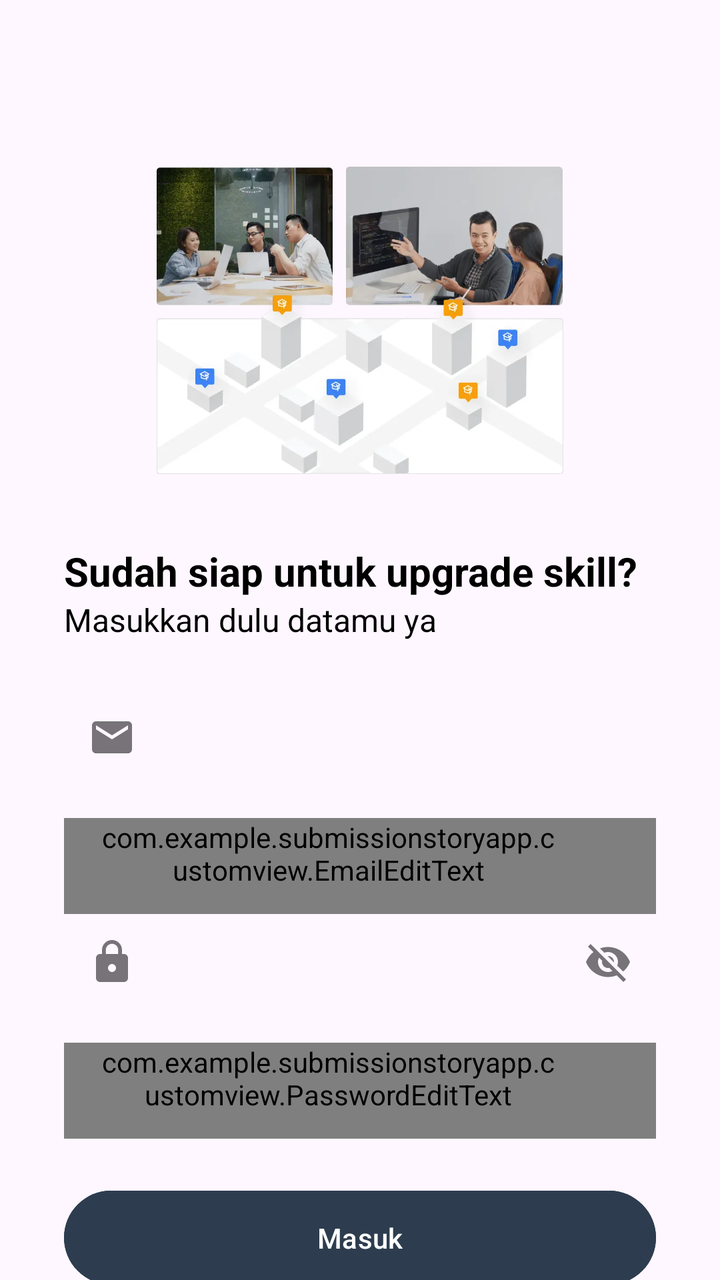
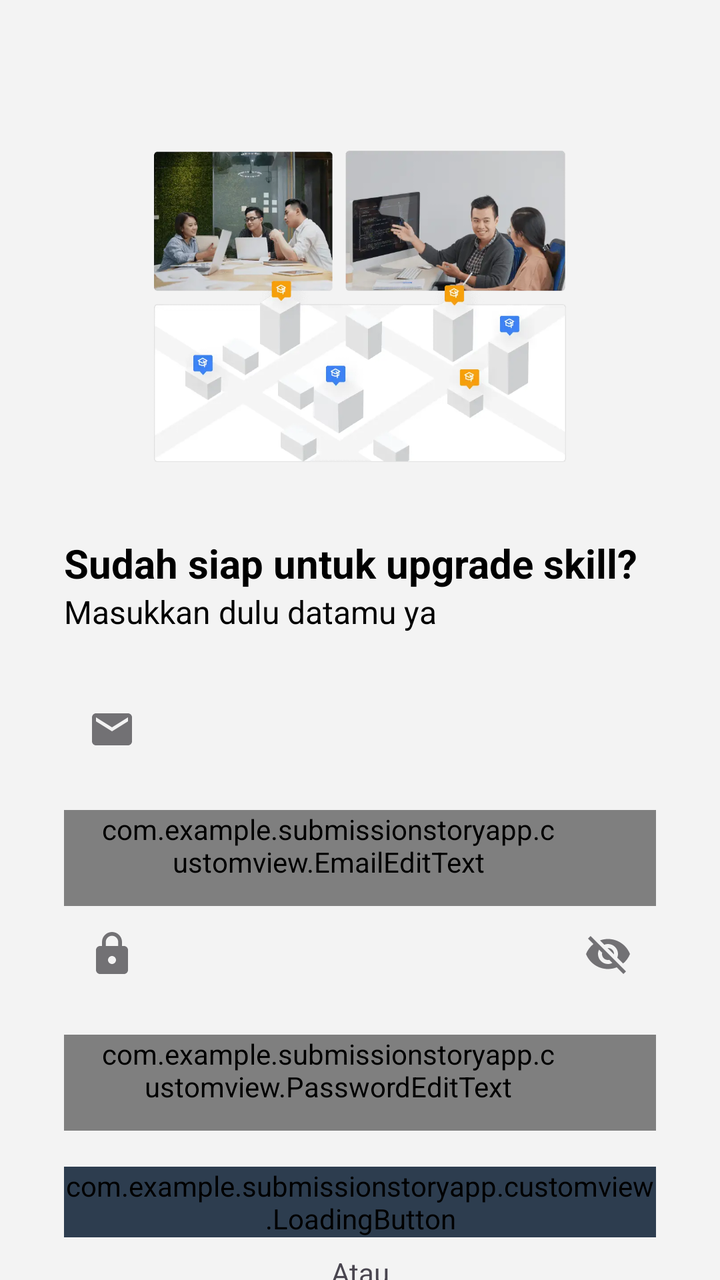

The first picture is an Android layout as it rendered before a commit; the second is the same layout after the commit. The layout source and the unified diff follow.
<!-- AndroidManifest.xml: application theme Theme.SubmissionStoryApp -->
<!-- res/layout/activity_login.xml -->
<?xml version="1.0" encoding="utf-8"?>
<androidx.constraintlayout.widget.ConstraintLayout xmlns:android="http://schemas.android.com/apk/res/android"
    xmlns:app="http://schemas.android.com/apk/res-auto"
    xmlns:tools="http://schemas.android.com/tools"
    android:layout_width="match_parent"
    android:layout_height="wrap_content"
    tools:context=".presentation.login.LoginActivity">

    <ImageView
        android:id="@+id/imageView"
        android:layout_width="0dp"
        android:layout_height="0dp"
        android:layout_marginStart="32dp"
        android:layout_marginEnd="32dp"
        android:contentDescription="@string/image"
        app:layout_constraintBottom_toTopOf="@+id/guidelineHorizontal"
        app:layout_constraintEnd_toEndOf="parent"
        app:layout_constraintStart_toStartOf="parent"
        app:layout_constraintTop_toTopOf="@+id/guidelineHorizontal2"
        app:srcCompat="@drawable/image_login" />

    <TextView
        android:id="@+id/titleTextView"
        android:layout_width="0dp"
        android:layout_height="wrap_content"
        android:layout_marginStart="32dp"
        android:layout_marginTop="16dp"
        android:layout_marginEnd="32dp"
        android:text="@string/title_login_page"
        android:textColor="@color/black"
        android:textSize="20sp"
        android:textStyle="bold"
        app:layout_constraintEnd_toEndOf="parent"
        app:layout_constraintHorizontal_bias="0.0"
        app:layout_constraintStart_toStartOf="parent"
        app:layout_constraintTop_toTopOf="@+id/guidelineHorizontal" />

    <TextView
        android:id="@+id/messageTextView"
        android:layout_width="0dp"
        android:layout_height="wrap_content"
        android:layout_marginStart="32dp"
        android:layout_marginEnd="32dp"
        android:text="@string/message_login_page"
        android:textColor="@color/black"
        android:textSize="16sp"
        app:layout_constraintEnd_toEndOf="parent"
        app:layout_constraintHorizontal_bias="1.0"
        app:layout_constraintStart_toStartOf="parent"
        app:layout_constraintTop_toBottomOf="@+id/titleTextView" />

    <com.google.android.material.textfield.TextInputLayout
        android:id="@+id/emailEditTextLayout"
        style="@style/Widget.MaterialComponents.TextInputLayout.OutlinedBox"
        android:layout_width="0dp"
        android:layout_height="wrap_content"
        android:layout_marginStart="32dp"
        android:layout_marginEnd="32dp"
        android:layout_marginTop="24dp"
        android:hint="@string/email"
        app:boxStrokeWidth="2dp"
        app:errorEnabled="true"
        app:layout_constraintEnd_toEndOf="parent"
        app:layout_constraintStart_toStartOf="parent"
        app:layout_constraintTop_toBottomOf="@+id/messageTextView"
        app:startIconDrawable="@drawable/ic_email">

        <com.example.submissionstoryapp.customview.EmailEditText
            android:id="@+id/emailEditText"
            android:layout_width="match_parent"
            android:layout_height="wrap_content"
            android:focusable="true"
            android:focusableInTouchMode="true"
            android:gravity="center_vertical"
            android:minHeight="48dp"
            android:paddingStart="16dp"
            android:paddingEnd="48dp"
            android:inputType="textEmailAddress"
            tools:ignore="SpeakableTextPresentCheck" />
    </com.google.android.material.textfield.TextInputLayout>

    <com.google.android.material.textfield.TextInputLayout
        android:id="@+id/passwordEditTextLayout"
        style="@style/Widget.MaterialComponents.TextInputLayout.OutlinedBox"
        android:layout_width="0dp"
        android:layout_height="wrap_content"
        android:layout_marginStart="32dp"
        android:layout_marginEnd="32dp"
        android:hint="@string/password"
        app:boxStrokeWidth="2dp"
        app:endIconMode="password_toggle"
        app:errorEnabled="true"
        app:layout_constraintEnd_toEndOf="parent"
        app:layout_constraintStart_toStartOf="parent"
        app:layout_constraintTop_toBottomOf="@+id/emailEditTextLayout"
        app:startIconDrawable="@drawable/ic_lock">

        <com.example.submissionstoryapp.customview.PasswordEditText
            android:id="@+id/passwordEditText"
            android:layout_width="match_parent"
            android:layout_height="wrap_content"
            android:focusable="true"
            android:focusableInTouchMode="true"
            android:gravity="center_vertical"
            android:inputType="textPassword"
            android:minHeight="48dp"
            android:paddingStart="16dp"
            android:paddingEnd="48dp"
            tools:ignore="SpeakableTextPresentCheck" />
    </com.google.android.material.textfield.TextInputLayout>


    <Button
        android:id="@+id/loginButton"
        android:layout_width="0dp"
        android:layout_height="55dp"
        android:layout_marginStart="32dp"
        android:layout_marginTop="22dp"
        android:layout_marginEnd="32dp"
        android:backgroundTint="@color/navy"
        android:text="@string/login"
        app:layout_constraintEnd_toEndOf="parent"
        app:layout_constraintStart_toStartOf="parent"
        app:layout_constraintTop_toBottomOf="@+id/passwordEditTextLayout" />

    <TextView
        android:id="@+id/tv_atau"
        android:layout_width="wrap_content"
        android:layout_height="wrap_content"
        android:layout_marginTop="8dp"
        android:text="@string/atau"
        app:layout_constraintEnd_toEndOf="parent"
        app:layout_constraintStart_toStartOf="parent"
        app:layout_constraintTop_toBottomOf="@+id/loginButton" />

    <Button
        android:id="@+id/signupButton"
        style="@style/Widget.Material3.Button.OutlinedButton"
        android:layout_width="0dp"
        android:layout_height="55dp"
        android:layout_marginStart="32dp"
        android:layout_marginTop="32dp"
        android:layout_marginEnd="32dp"
        android:text="@string/signup"
        app:layout_constraintEnd_toEndOf="parent"
        app:layout_constraintStart_toStartOf="parent"
        app:layout_constraintTop_toBottomOf="@+id/loginButton" />

    <androidx.constraintlayout.widget.Guideline
        android:id="@+id/guidelineHorizontal"
        android:layout_width="wrap_content"
        android:layout_height="64dp"
        android:orientation="horizontal"
        app:layout_constraintEnd_toEndOf="parent"
        app:layout_constraintGuide_percent="0.4"
        app:layout_constraintStart_toStartOf="parent" />

    <androidx.constraintlayout.widget.Guideline
        android:id="@+id/guidelineHorizontal2"
        android:layout_width="wrap_content"
        android:layout_height="64dp"
        android:orientation="horizontal"
        app:layout_constraintEnd_toEndOf="parent"
        app:layout_constraintGuide_percent="0.1"
        app:layout_constraintStart_toStartOf="parent" />

</androidx.constraintlayout.widget.ConstraintLayout>
<!-- resources referenced by this layout -->
<resources>
  <color name="black">#FF000000</color>
  <color name="navy">#2D3D4F</color>
  <!-- drawable ic_email (drawable) -->
  <vector xmlns:android="http://schemas.android.com/apk/res/android" android:height="24dp" android:tint="#000000" android:viewportHeight="24" android:viewportWidth="24" android:width="24dp">
        
      <path android:fillColor="@android:color/white" android:pathData="M20,4L4,4c-1.1,0 -1.99,0.9 -1.99,2L2,18c0,1.1 0.9,2 2,2h16c1.1,0 2,-0.9 2,-2L22,6c0,-1.1 -0.9,-2 -2,-2zM20,8l-8,5 -8,-5L4,6l8,5 8,-5v2z"/>
      
  </vector>
  <!-- drawable ic_lock (drawable) -->
  <vector xmlns:android="http://schemas.android.com/apk/res/android" android:height="24dp" android:tint="#000000" android:viewportHeight="24" android:viewportWidth="24" android:width="24dp">
        
      <path android:fillColor="@android:color/white" android:pathData="M18,8h-1L17,6c0,-2.76 -2.24,-5 -5,-5S7,3.24 7,6v2L6,8c-1.1,0 -2,0.9 -2,2v10c0,1.1 0.9,2 2,2h12c1.1,0 2,-0.9 2,-2L20,10c0,-1.1 -0.9,-2 -2,-2zM12,17c-1.1,0 -2,-0.9 -2,-2s0.9,-2 2,-2 2,0.9 2,2 -0.9,2 -2,2zM15.1,8L8.9,8L8.9,6c0,-1.71 1.39,-3.1 3.1,-3.1 1.71,0 3.1,1.39 3.1,3.1v2z"/>
      
  </vector>
  <!-- drawable image_login: webp bitmap (drawable, 33404 bytes) -->
  <string name="atau">Atau</string>
  <string name="email">Email</string>
  <string name="image">Image</string>
  <string name="login">Masuk</string>
  <string name="message_login_page">Masukkan dulu datamu ya</string>
  <string name="password">Password</string>
  <string name="signup">Daftar</string>
  <string name="title_login_page">Sudah siap untuk upgrade skill?</string>
  <style name="Theme.SubmissionStoryApp" parent="Base.Theme.SubmissionStoryApp" />
  <style name="Base.Theme.SubmissionStoryApp" parent="Theme.Material3.DayNight.NoActionBar">
          
          
      </style>
</resources>

<!-- the commit's change to res/layout/activity_login.xml (unified diff, before → after) -->
@@ -4,6 +4,7 @@
     xmlns:tools="http://schemas.android.com/tools"
     android:layout_width="match_parent"
     android:layout_height="wrap_content"
+    android:background="#f3f3f3"
     tools:context=".presentation.login.LoginActivity">
 
     <ImageView
@@ -24,7 +25,7 @@
         android:layout_width="0dp"
         android:layout_height="wrap_content"
         android:layout_marginStart="32dp"
-        android:layout_marginTop="16dp"
+        android:layout_marginTop="12dp"
         android:layout_marginEnd="32dp"
         android:text="@string/title_login_page"
         android:textColor="@color/black"
@@ -109,19 +110,20 @@
             tools:ignore="SpeakableTextPresentCheck" />
     </com.google.android.material.textfield.TextInputLayout>
 
-
-    <Button
+    <com.example.submissionstoryapp.customview.LoadingButton
         android:id="@+id/loginButton"
         android:layout_width="0dp"
-        android:layout_height="55dp"
+        android:layout_height="wrap_content"
         android:layout_marginStart="32dp"
-        android:layout_marginTop="22dp"
+        android:layout_marginTop="18dp"
         android:layout_marginEnd="32dp"
         android:backgroundTint="@color/navy"
-        android:text="@string/login"
         app:layout_constraintEnd_toEndOf="parent"
         app:layout_constraintStart_toStartOf="parent"
-        app:layout_constraintTop_toBottomOf="@+id/passwordEditTextLayout" />
+        app:layout_constraintTop_toBottomOf="@+id/passwordEditTextLayout"
+        android:text="@string/login"/>
+
+
 
     <TextView
         android:id="@+id/tv_atau"
@@ -161,7 +163,7 @@
         android:layout_height="64dp"
         android:orientation="horizontal"
         app:layout_constraintEnd_toEndOf="parent"
-        app:layout_constraintGuide_percent="0.1"
+        app:layout_constraintGuide_begin="50dp"
         app:layout_constraintStart_toStartOf="parent" />
 
 </androidx.constraintlayout.widget.ConstraintLayout>
